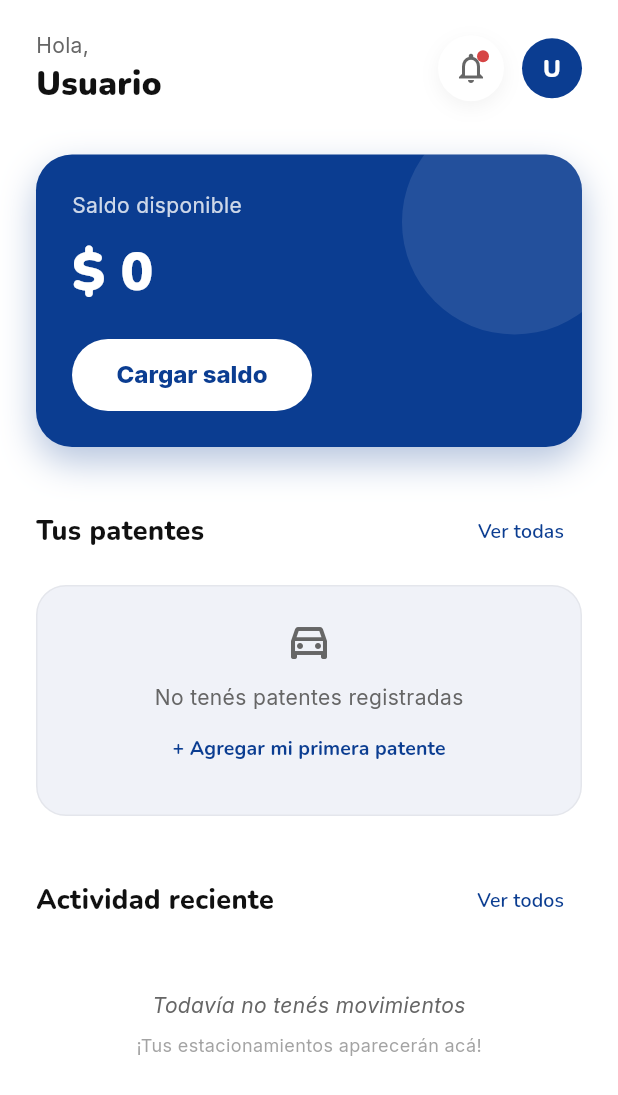
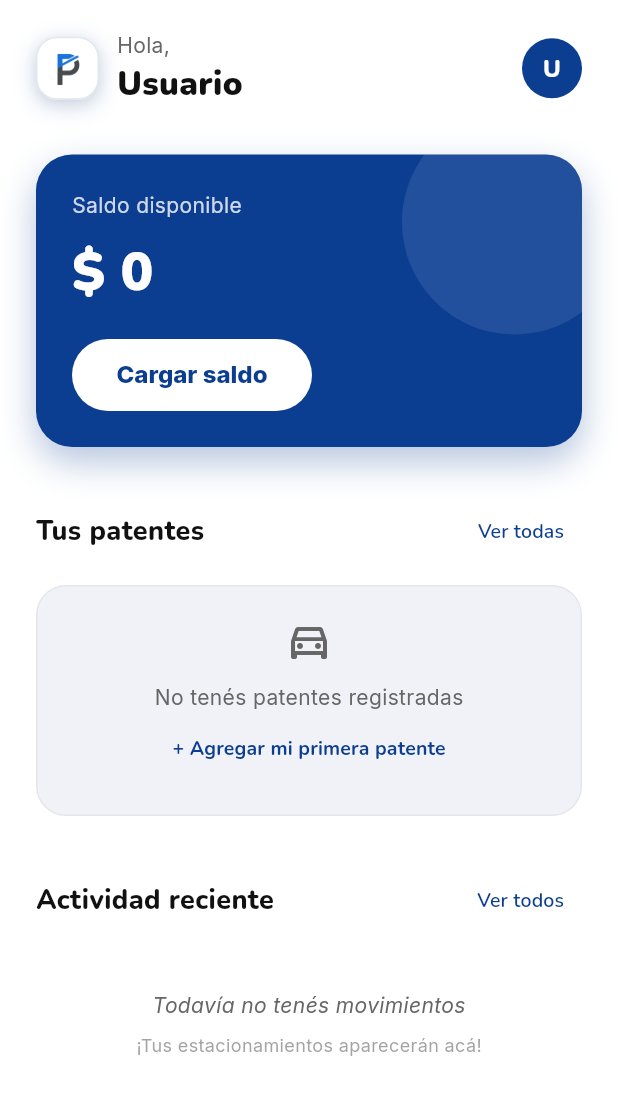
Before and after one commit to Parko-App/parko-mobile-app, a Flutter app: the HomeScreen screen opened directly, on a phone screen of 412 x 824 dp. Shown: the top 1095 px of the screen. Run offline on Flutter 3.47's test engine with Material 3 defaults, Android fonts, the phone set to English and light mode, and no system bars; our stand-ins replace app_links, equatable, firebase_auth, firebase_core, flutter_bloc, google_fonts and 2 more; missing offline and left inert: flutter_custom_tabs; accounts and stored records are empty.

Commit message:
cambio de contraseña, manejo de errores en login y correcciones de navegación
Se implementó la funcionalidad de cambio de contraseña con reautenticación en Firebase Auth y actualización forzada de token. Se corrigió la captura de errores en el inicio de sesión para desplegar mensajes descriptivos cuando las credenciales son incorrectas, se ajustó la navegación al registrar patentes evitando cierres duplicados, se agregó acceso interactivo a Términos y Condiciones en el registro y se incorporó el isotipo de la marca en el encabezado de Inicio.

```diff
--- a/lib/features/auth/domain/repositories/auth_repository.dart
+++ b/lib/features/auth/domain/repositories/auth_repository.dart
@@ -21,4 +21,10 @@ abstract class AuthRepository {
 
   /// Obtiene el saldo del usuario
   Future<double> getBalance(String token, String firebaseId);
+
+  /// Cambia la contraseña del usuario autenticado
+  Future<void> changePassword({
+    required String currentPassword,
+    required String newPassword,
+  });
 }
--- a/lib/features/home/presentation/screens/home_screen.dart
+++ b/lib/features/home/presentation/screens/home_screen.dart
@@ -262,6 +262,42 @@ class _HomeScreenState extends State<HomeScreen> {
         return Row(
           mainAxisAlignment: MainAxisAlignment.spaceBetween,
           children: [
+            Row(
+              children: [
+                Container(
+                  width: 42,
+                  height: 42,
+                  decoration: BoxDecoration(
+                    color: Colors.white,
+                    borderRadius: BorderRadius.circular(14),
+                    border: Border.all(
+                      color: AppColors.primary.withValues(alpha: 0.12),
+                      width: 1,
+                    ),
+                    boxShadow: [
+                      BoxShadow(
+                        color: AppColors.primary.withValues(alpha: 0.18),
+                        blurRadius: 12,
+                        spreadRadius: 1,
+                        offset: const Offset(0, 4),
+                      ),
+                      BoxShadow(
+                        color: Colors.black.withValues(alpha: 0.06),
+                        blurRadius: 6,
+                        offset: const Offset(0, 2),
+                      ),
+                    ],
+                  ),
+                  child: const Center(
+                    child: Image(
+                      image: AssetImage('assets/images/logo.png'),
+                      width: 28,
+                      height: 28,
+                      fit: BoxFit.contain,
+                    ),
+                  ),
+                ),
+                const SizedBox(width: 12),
                 Column(
                   crossAxisAlignment: CrossAxisAlignment.start,
                   children: [
@@ -276,10 +312,8 @@ class _HomeScreenState extends State<HomeScreen> {
                     ),
                   ],
                 ),
-            Row(
-              children: [
-                _buildNotificationBell(),
-                const SizedBox(width: 12),
+              ],
+            ),
             GestureDetector(
               onTap: () => Navigator.push(context, MaterialPageRoute(builder: (_) => const ProfileScreen())),
               child: Container(
@@ -289,27 +323,8 @@ class _HomeScreenState extends State<HomeScreen> {
               ),
             ),
           ],
-            ),
-          ],
         );
       },
-    );
-  }
-
-  Widget _buildNotificationBell() {
-    return Container(
-      padding: const EdgeInsets.all(10),
-      decoration: BoxDecoration(
-        color: Colors.white,
-        shape: BoxShape.circle,
-        boxShadow: [BoxShadow(color: Colors.black.withValues(alpha: 0.05), blurRadius: 10, offset: const Offset(0, 4))],
-      ),
-      child: const Stack(
-        children: [
-          Icon(Icons.notifications_none_outlined, color: AppColors.textSecondary),
-          Positioned(right: 0, top: 0, child: CircleAvatar(radius: 4, backgroundColor: AppColors.error)),
-        ],
-      ),
     );
   }
 
--- a/lib/features/vehicles/presentation/bloc/vehicles_cubit.dart
+++ b/lib/features/vehicles/presentation/bloc/vehicles_cubit.dart
@@ -67,7 +67,6 @@ class VehiclesCubit extends Cubit<VehiclesState> {
           "Esa patente ya está registrada",
           vehicles: currentVehicles,
         ));
-        return;
       }
       emit(VehiclesError(
         e.toString().replaceFirst('Exception: ', ''),
```
Also changed, not shown: lib/features/auth/data/repositories/auth_repository_impl.dart (+67 -4 lines), lib/features/auth/presentation/bloc/auth_cubit.dart (+50 -17 lines), lib/features/auth/presentation/screens/login_screen.dart (+2 -31 lines), lib/features/auth/presentation/screens/register_screen.dart (+30 -10 lines), lib/features/profile/presentation/screens/change_password_screen.dart (+35 -3 lines), lib/features/vehicles/presentation/screens/add_vehicle_screen.dart (+44 -27 lines), 1 other file. Lines whose indentation alone changed are shown as unchanged.
